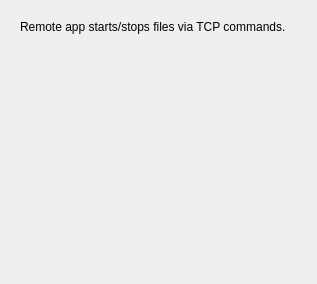
Before: the Qt Designer form Forms/TrigTCPPanel.ui in billkarsh/SpikeGLX, drawn with Qt 5.
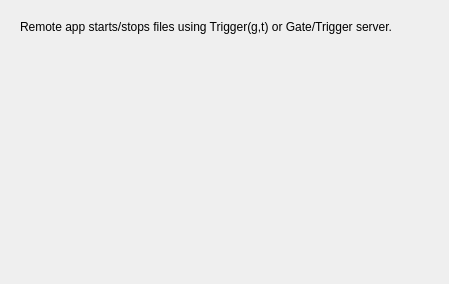
After: the same form once the commit is applied.

```diff
--- a/Forms/TrigTCPPanel.ui
+++ b/Forms/TrigTCPPanel.ui
@@ -6,7 +6,7 @@
    <rect>
     <x>0</x>
     <y>0</y>
-    <width>317</width>
+    <width>449</width>
     <height>284</height>
    </rect>
   </property>
@@ -32,7 +32,7 @@
       </sizepolicy>
      </property>
      <property name="text">
-      <string>Remote app starts/stops files via TCP commands.</string>
+      <string>Remote app starts/stops files using Trigger(g,t) or Gate/Trigger server.</string>
      </property>
     </widget>
    </item>
```
